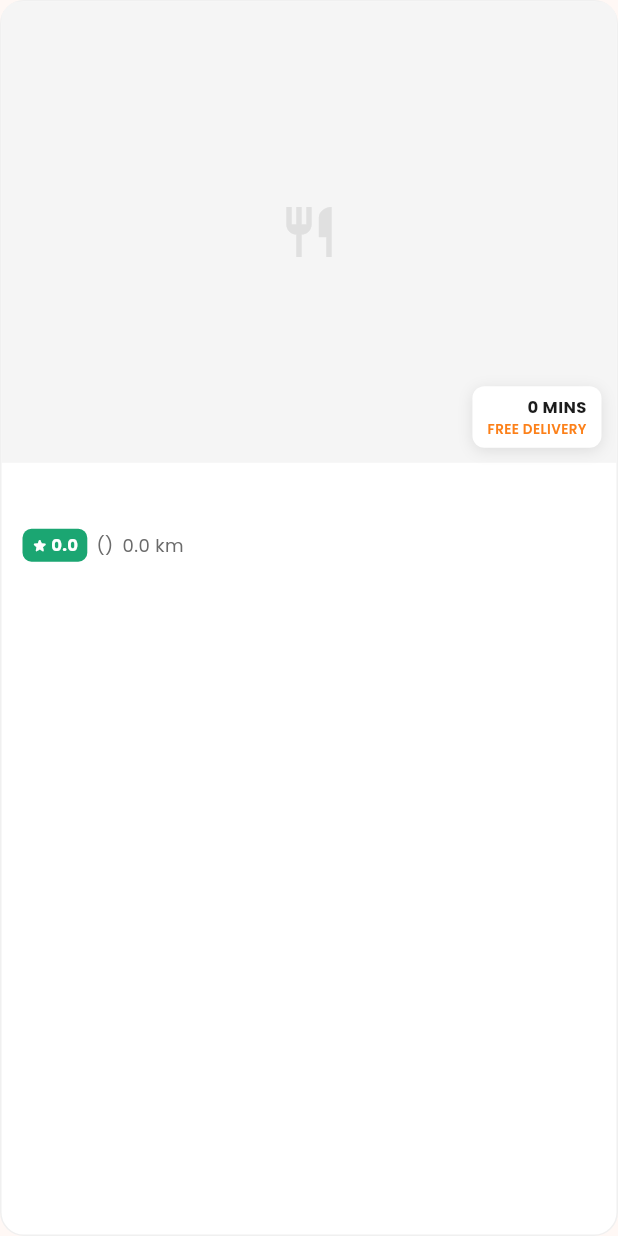
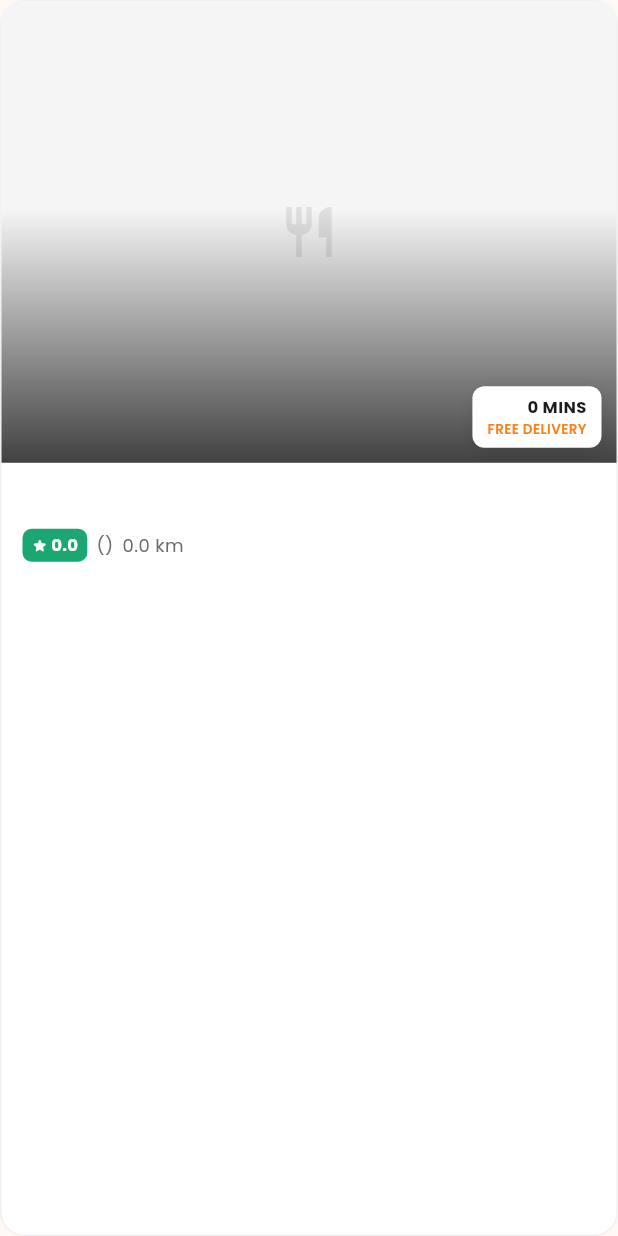
Before and after one commit to hykuBipin/DDD_Hexagonal_Archunit_demo, a Flutter app: the RestaurantCard widget shown alone on an empty page, opened directly with empty values, on a phone screen of 412 x 824 dp. Run offline on Flutter 3.47's test engine with Material 3 defaults, Android fonts, the phone set to English and light mode, and no system bars; our stand-ins replace app_links, flutter_secure_storage, google_fonts; accounts and stored records are empty; network calls fail.

Commit message:
Add image vignette and offer overlay to restaurant card
Co-Authored-By: Claude Sonnet 4.6 <noreply@anthropic.com>

```diff
--- a/frontend/lib/models/restaurant.dart
+++ b/frontend/lib/models/restaurant.dart
@@ -15,6 +15,7 @@ class MatchedRestaurant {
   final List<String> matchedPreferences;
   final String appDeepLink;
   final String webUrl;
+  final String? offer;
 
   const MatchedRestaurant({
     required this.id,
@@ -33,6 +34,7 @@ class MatchedRestaurant {
     required this.matchedPreferences,
     required this.appDeepLink,
     required this.webUrl,
+    this.offer,
   });
 
   factory MatchedRestaurant.fromJson(Map<String, dynamic> json) =>
@@ -58,6 +60,7 @@ class MatchedRestaurant {
             .toList(),
         appDeepLink: json['appDeepLink'] as String,
         webUrl: json['webUrl'] as String,
+        offer: json['offer'] as String?,
       );
 }
 
--- a/frontend/lib/widgets/restaurant_card.dart
+++ b/frontend/lib/widgets/restaurant_card.dart
@@ -56,6 +56,7 @@ class RestaurantCard extends StatelessWidget {
   Widget _buildImage() {
     final url = restaurant.imageUrl;
     final eta = _etaBadgeText;
+    final offer = restaurant.offer;
 
     return AspectRatio(
       aspectRatio: 4 / 3,
@@ -71,6 +72,35 @@ class RestaurantCard extends StatelessWidget {
                   errorWidget: (context, url, error) => _imagePlaceholder(),
                 )
               : _imagePlaceholder(),
+          // Vignette — makes offer text and ETA badge readable
+          const Positioned.fill(
+            child: DecoratedBox(
+              decoration: BoxDecoration(
+                gradient: LinearGradient(
+                  begin: Alignment.topCenter,
+                  end: Alignment.bottomCenter,
+                  stops: [0.45, 1.0],
+                  colors: [Colors.transparent, Color(0xBB000000)],
+                ),
+              ),
+            ),
+          ),
+          // Offer text — bottom left
+          if (offer != null && offer.isNotEmpty)
+            Positioned(
+              bottom: 10,
+              left: 12,
+              child: Text(
+                offer,
+                style: GoogleFonts.poppins(
+                  fontSize: 12,
+                  fontWeight: FontWeight.w700,
+                  color: Colors.white,
+                  height: 1.2,
+                ),
+              ),
+            ),
+          // ETA badge — bottom right
           if (eta.isNotEmpty)
             Positioned(
               bottom: 10,
```
Also changed, not shown: frontend/lib/screens/results_screen.dart (+75 -131 lines), 2 other files.
